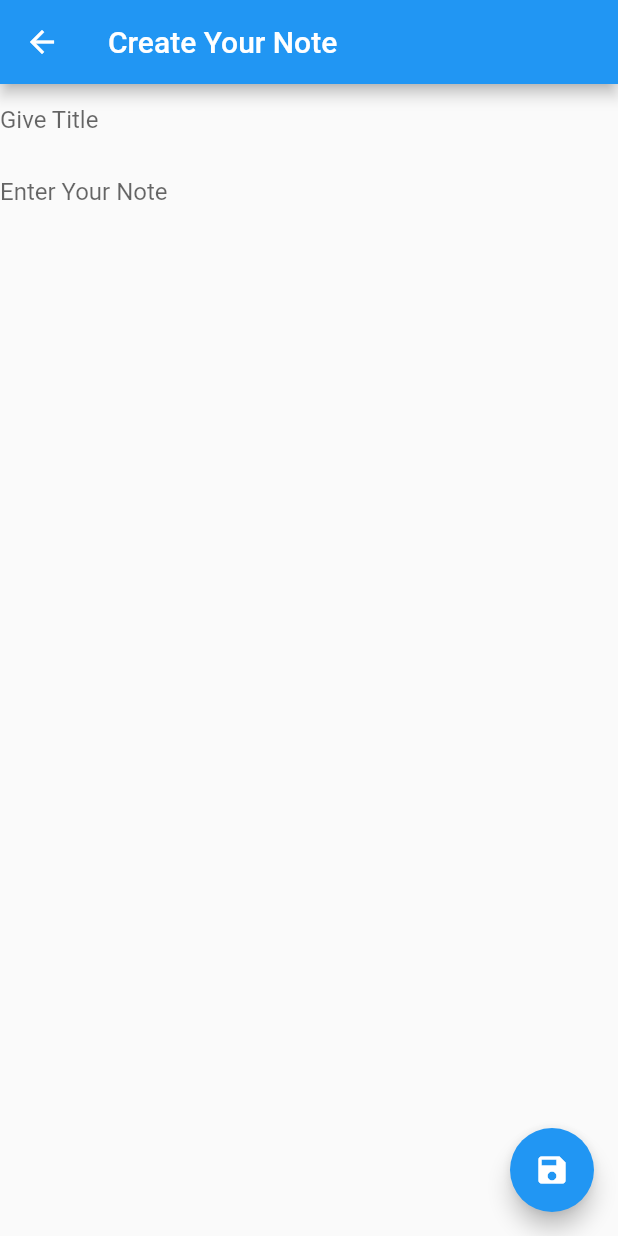
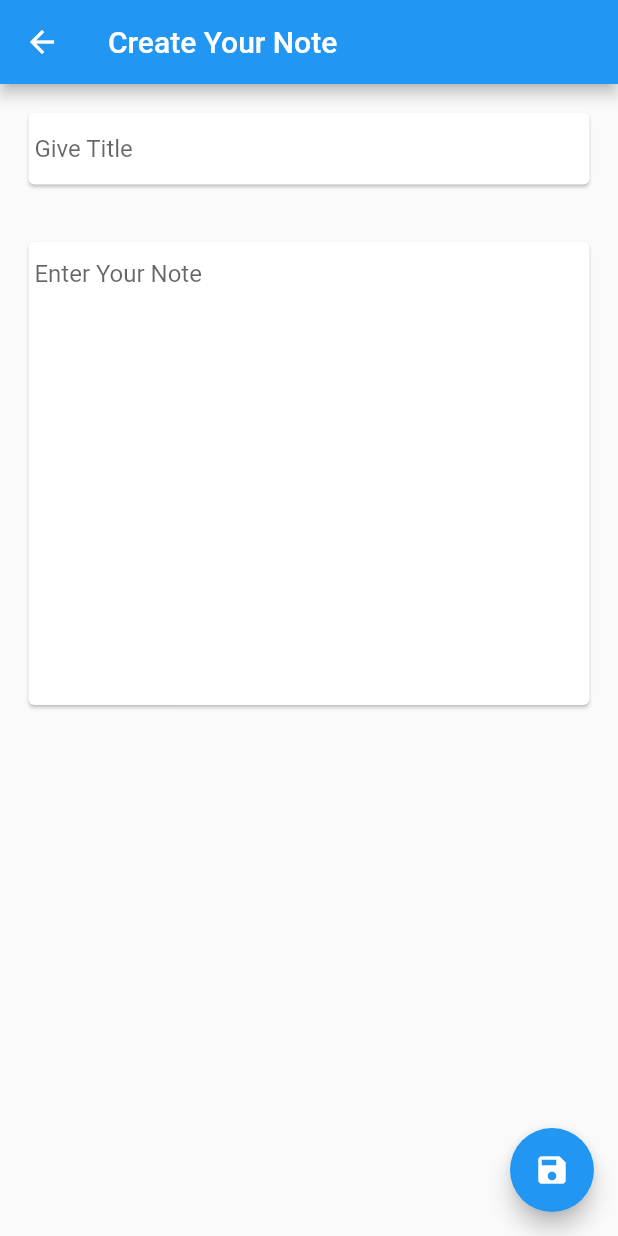
Before and after one commit to VivekYadavDeveloper/Notes, a Flutter app: the CreateNote screen opened by its route, on a phone screen of 412 x 824 dp. Run offline on Flutter 3.47's test engine with Material 2 defaults, Android fonts, the phone set to English and light mode, and no system bars; our stand-ins replace shared_preferences, sqflite; accounts and stored records are empty.

Commit message:
paddings

```diff
--- a/lib/Model/note_model.dart
+++ b/lib/Model/note_model.dart
@@ -23,8 +23,3 @@ class NoteModel {
     });
   }
 }
-
-///**! 28:04
-///TODO
-///https://www.youtube.com/watch?v=RGa4HJutK48
-//! Fix Error 9:40
--- a/lib/Screens/create_note.dart
+++ b/lib/Screens/create_note.dart
@@ -32,25 +32,37 @@ class _CreateNoteState extends State<CreateNote> {
         ),
         body: LayoutBuilder(
           builder: (context, constraints) {
-            return Column(
+            return SingleChildScrollView(
+              child: Column(
                 children: <Widget>[
-                TextField(
+                  Padding(
+                    padding: const EdgeInsets.all(15.0),
+                    child: Card(
+                      child: TextField(
                         controller: titleController,
                         decoration: const InputDecoration(
                           border: InputBorder.none,
-                    hintText: "Give Title",
+                          hintText: " Give Title",
                         ),
                       ),
-                TextField(
+                    ),
+                  ),
+                  Padding(
+                    padding: const EdgeInsets.all(15.0),
+                    child: Card(
+                      child: TextField(
                         controller: bodyController,
                         keyboardType: TextInputType.multiline,
-                  maxLines: null,
+                        maxLines: 15,
                         decoration: const InputDecoration(
                           border: InputBorder.none,
-                    hintText: "Enter Your Note",
+                          hintText: " Enter Your Note",
+                        ),
+                      ),
                     ),
                   ),
                 ],
+              ),
             );
           },
         ),
--- a/lib/Screens/home.dart
+++ b/lib/Screens/home.dart
@@ -82,8 +82,10 @@ class _HomeState extends State<Home> {
                                       ),
                                     );
                                   },
+                                  leading: Text(id.toString()),
                                   title: Text(title),
                                   subtitle: Text(body),
+                                  trailing: Text(creation_date),
                                 ),
                               );
                             },
```
Also changed, not shown: lib/Screens/display_note.dart (+8 -2 lines), 1 other file. Lines whose indentation alone changed are shown as unchanged.
